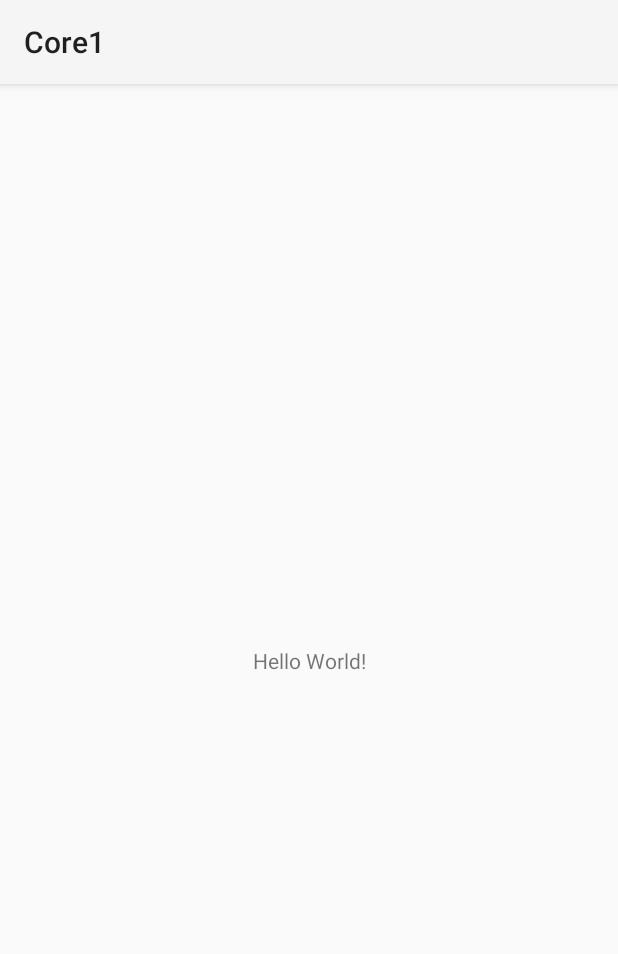
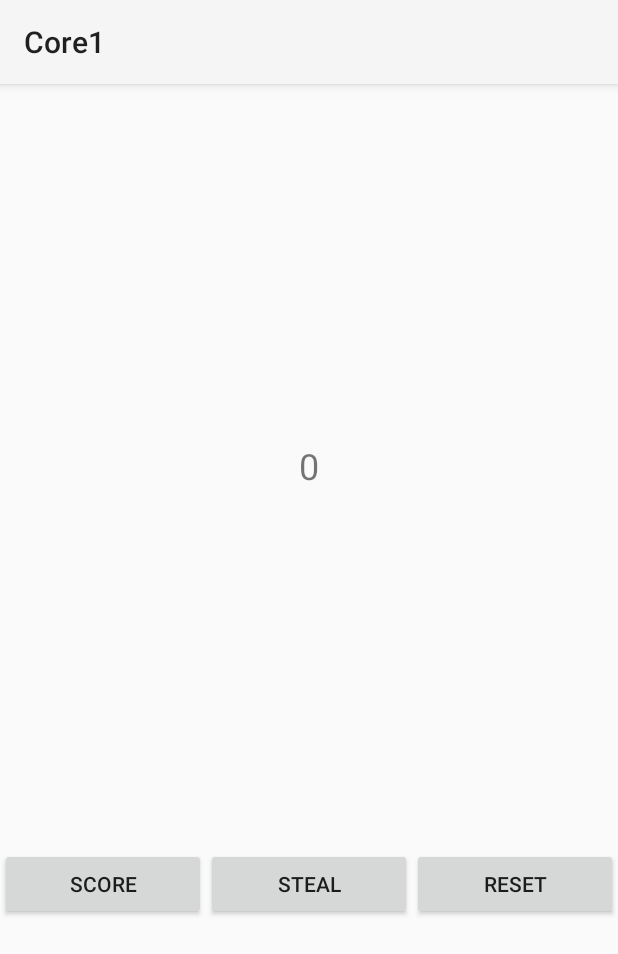
Before and after one commit to lachieho88/Android-App-Core1, an Android app: the screen it shows after launch (MainActivity), on a phone screen of 412 x 824 dp. Shown: the top 954 px of the screen. Run offline under Robolectric (Android 15) with nearby library versions, the phone set to English and light mode, and no system bars.

Commit message:
final application

```diff
--- a/app/src/main/java/au/edu/swin/sdmd/core1/MainActivity.kt
+++ b/app/src/main/java/au/edu/swin/sdmd/core1/MainActivity.kt
@@ -1,11 +1,133 @@
 package au.edu.swin.sdmd.core1
 
+import android.graphics.Color
+import android.media.MediaPlayer
 import androidx.appcompat.app.AppCompatActivity
 import android.os.Bundle
+import android.util.Log
+import android.widget.Button
+import android.widget.TextView
 
 class MainActivity : AppCompatActivity() {
+
+    var opPointsResult: Int =0
+    var operator = ""
+
+    override fun onStart() {
+        super.onStart()
+        Log.i("LIFECYCLE", "onStart")
+    }
+
+    override fun onResume() {
+        super.onResume()
+        Log.i("LIFECYCLE", "onResume")
+    }
+
+    override fun onPause() {
+        super.onPause()
+        Log.i("LIFECYCLE", "onPause")
+    }
+
+    override fun onStop() {
+        super.onStop()
+        Log.i("LIFECYCLE", "onStop")
+    }
+
+    override fun onDestroy() {
+        super.onDestroy()
+        Log.i("LIFECYCLE", "onDestroy")
+    }
+
+    override fun onRestart() {
+        super.onRestart()
+        Log.i("LIFECYCLE", "onRestart")
+    }
+
     override fun onCreate(savedInstanceState: Bundle?) {
         super.onCreate(savedInstanceState)
         setContentView(R.layout.activity_main)
+
+        val points = findViewById<TextView>(R.id.points)
+        val score = findViewById<Button>(R.id.score)
+        val steal = findViewById<Button>(R.id.steal)
+        val reset = findViewById<Button>(R.id.reset)
+
+        //Set the initial scores to 0
+        points.text = 0.toString()
+
+        //The scores must be saved so that on rotation they do not reset. This can be done using either saveInstanceState or a ViewModel.
+        savedInstanceState?.let {
+
+            opPointsResult = savedInstanceState.getInt("points")
+            points.text = opPointsResult.toString()
+        }
+
+
+        //When the "Score" button is clicked, the score increases by 1 point.
+        score.setOnClickListener{
+
+            //The scores should be kept between 0 ‐ 15
+            if (opPointsResult < 15){
+                opPointsResult++
+                setColour(points)
+
+                points.text = opPointsResult.toString()
+             }
+
+            if (opPointsResult == 15)
+            {
+                var mediaPlayer = MediaPlayer.create(this, R.raw.phone_alerts_and_rings)
+                mediaPlayer.start()
+            }
+        }
+        // When the "Steal" button is clicked, the score decreases by 1.
+        steal.setOnClickListener {
+            //The scores should be kept between 0 ‐ 15
+            if (opPointsResult in 1..15)
+            {
+                opPointsResult--
+                setColour(points)
+
+                points.text = opPointsResult.toString()
+            }
+        }
+        // The "Reset" button sets the score back to 0
+        reset.setOnClickListener {
+            opPointsResult = 0
+            points.text = opPointsResult.toString()
+            points.setTextColor(Color.parseColor("#666666"))
+
+        }
+
+    }
+    fun setColour(points: TextView ) {
+        if (opPointsResult in 0..4)
+
+        {
+            points.setTextColor(Color.parseColor("#666666"))
+        }
+
+        //When the score is between 5-9, change the text colour to blue
+        if (opPointsResult in 5..9)
+        {
+            points.setTextColor(Color.parseColor("#4285F4"))
+        }
+
+        //When the score is between 10-15, change the text colour to green
+        if (opPointsResult in 10..15 )
+        {
+          //  points.setTextColor(Color.parseColor("#A4C639"))
+            points.setTextColor(Color.GREEN)
+        }
+
+
+    }
+
+
+    //The scores must be saved so that on rotation they do not reset. This can be done using either saveInstanceState or a ViewModel.
+    override fun onSaveInstanceState(outState: Bundle) {
+        super.onSaveInstanceState(outState)
+        outState.putInt("points",opPointsResult)
+        Log.i("LIFECYCLE", "saveInstanceState $opPointsResult")
     }
 }
--- /dev/null
+++ b/app/src/main/res/layout-land/activity_main.xml
@@ -0,0 +1,61 @@
+<?xml version="1.0" encoding="utf-8"?>
+<androidx.constraintlayout.widget.ConstraintLayout xmlns:android="http://schemas.android.com/apk/res/android"
+    xmlns:app="http://schemas.android.com/apk/res-auto"
+    xmlns:tools="http://schemas.android.com/tools"
+    android:layout_width="match_parent"
+    android:layout_height="match_parent">
+
+    <androidx.constraintlayout.widget.ConstraintLayout
+        android:layout_width="match_parent"
+        android:layout_height="match_parent"
+        tools:layout_editor_absoluteX="-16dp"
+        tools:layout_editor_absoluteY="189dp">
+
+        <TextView
+            android:id="@+id/points"
+            android:layout_width="wrap_content"
+            android:layout_height="wrap_content"
+            android:text="@string/points"
+            android:textAlignment="gravity"
+            app:layout_constraintBottom_toBottomOf="parent"
+            app:layout_constraintEnd_toEndOf="parent"
+            app:layout_constraintStart_toStartOf="parent"
+            app:layout_constraintTop_toTopOf="parent" />
+
+        <Button
+            android:id="@+id/score"
+            android:layout_width="wrap_content"
+            android:layout_height="wrap_content"
+            android:text="@string/score"
+            app:layout_constraintBottom_toTopOf="@+id/steal"
+            app:layout_constraintEnd_toEndOf="@+id/steal"
+            app:layout_constraintStart_toStartOf="@+id/steal"
+            app:layout_constraintTop_toTopOf="parent"
+            app:layout_constraintVertical_bias="0.508" />
+
+        <Button
+            android:id="@+id/steal"
+            android:layout_width="wrap_content"
+            android:layout_height="wrap_content"
+            android:text="@string/steal"
+            app:layout_constraintBottom_toBottomOf="parent"
+            app:layout_constraintEnd_toEndOf="parent"
+            app:layout_constraintHorizontal_bias="0.871"
+            app:layout_constraintStart_toEndOf="@+id/points"
+            app:layout_constraintTop_toTopOf="parent"
+            app:layout_constraintVertical_bias="0.498" />
+
+        <Button
+            android:id="@+id/reset"
+            android:layout_width="wrap_content"
+            android:layout_height="wrap_content"
+            android:text="@string/reset"
+            app:layout_constraintBottom_toBottomOf="parent"
+            app:layout_constraintEnd_toEndOf="@+id/steal"
+            app:layout_constraintStart_toStartOf="@+id/steal"
+            app:layout_constraintTop_toBottomOf="@+id/steal"
+            app:layout_constraintVertical_bias="0.562" />
+
+    </androidx.constraintlayout.widget.ConstraintLayout>
+
+</androidx.constraintlayout.widget.ConstraintLayout>
--- a/app/src/main/res/layout/activity_main.xml
+++ b/app/src/main/res/layout/activity_main.xml
@@ -1,18 +1,48 @@
 <?xml version="1.0" encoding="utf-8"?>
-<androidx.constraintlayout.widget.ConstraintLayout xmlns:android="http://schemas.android.com/apk/res/android"
+<LinearLayout xmlns:android="http://schemas.android.com/apk/res/android"
     xmlns:app="http://schemas.android.com/apk/res-auto"
     xmlns:tools="http://schemas.android.com/tools"
     android:layout_width="match_parent"
     android:layout_height="match_parent"
+    android:orientation="vertical"
     tools:context=".MainActivity">
 
     <TextView
-        android:layout_width="wrap_content"
-        android:layout_height="wrap_content"
-        android:text="Hello World!"
-        app:layout_constraintBottom_toBottomOf="parent"
-        app:layout_constraintEnd_toEndOf="parent"
-        app:layout_constraintStart_toStartOf="parent"
-        app:layout_constraintTop_toTopOf="parent" />
+        android:id="@+id/points"
+        android:layout_width="match_parent"
+        android:layout_height="509dp"
+        android:gravity="center"
+        android:text="@string/points"
+        android:textSize="24sp" />
 
-</androidx.constraintlayout.widget.ConstraintLayout>
+    <LinearLayout
+        android:layout_width="match_parent"
+        android:layout_height="wrap_content">
+
+        <Button
+            android:id="@+id/score"
+            android:layout_width="wrap_content"
+            android:layout_height="wrap_content"
+            android:layout_weight="1"
+            android:text="@string/score" />
+
+        <Button
+            android:id="@+id/steal"
+            android:layout_width="wrap_content"
+            android:layout_height="wrap_content"
+            android:layout_weight="1"
+
+            android:text="@string/steal" />
+
+        <Button
+            android:id="@+id/reset"
+            android:layout_width="wrap_content"
+            android:layout_height="wrap_content"
+            android:layout_weight="1"
+
+            android:text="@string/reset" />
+
+    </LinearLayout>
+
+
+</LinearLayout>
--- a/app/src/main/res/values/strings.xml
+++ b/app/src/main/res/values/strings.xml
@@ -1,3 +1,7 @@
 <resources>
     <string name="app_name">Core1</string>
+    <string name="score">SCORE</string>
+    <string name="steal">STEAL</string>
+    <string name="reset">RESET</string>
+    <string name="points">points</string>
 </resources>
```
Also changed, not shown: 2 other files.
